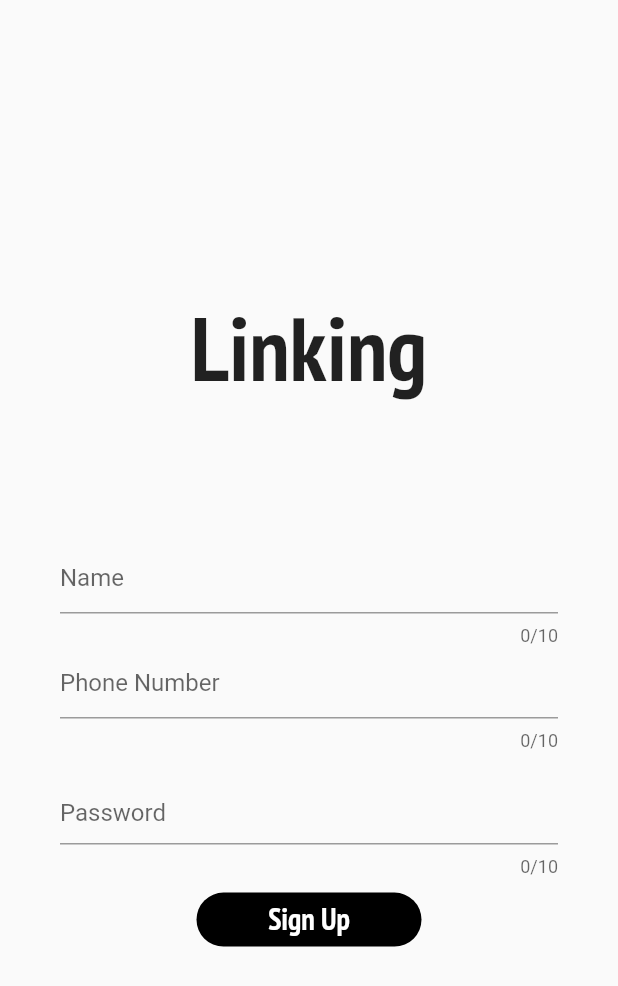
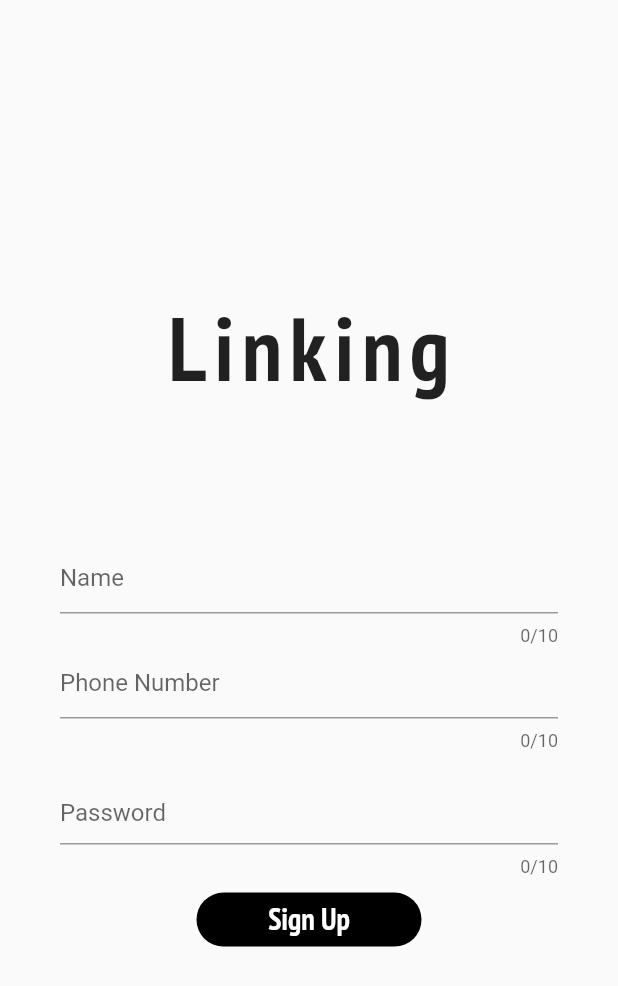
Before and after one commit to hamzazaouya/Linking, a Flutter app: the screen it shows after launch, on a phone screen of 412 x 824 dp. Shown: the top 986 px of the screen. Run offline on Flutter 3.47's test engine with Material 2 defaults, Android fonts, the light colour scheme and no system bars; statements that could not run were skipped.

Commit message:
secound push

```diff
--- a/lib/myapp.dart
+++ b/lib/myapp.dart
@@ -1,5 +1,7 @@
 import 'package:flutter/material.dart';
 import 'registration.dart';
+import 'userinterface.dart';
+import 'usrebooking.dart';
 
 class myApp extends StatefulWidget{
   @override
--- a/lib/registration.dart
+++ b/lib/registration.dart
@@ -6,14 +6,24 @@ class Registration extends StatefulWidget{
   State<Registration> createState() => _RegistrationState();
 }
 
+enum MobileVerificationState {
+  SHOW_MOBILE_FORM_STATE,
+  SHOW_OTP_FORM_STATE,
+}
+
+// ignore: non_constant_identifier_names
 bool hide_password = true;
 
 class _RegistrationState extends State<Registration> {
-  @override
-  Widget build(BuildContext context) {
-    //Size size = MediaQuery.of(context).size;
-    return Scaffold(
-       body: Center(
+
+  final currentState = MobileVerificationState.SHOW_MOBILE_FORM_STATE;
+
+  final phoneController = TextEditingController();
+  final otpController = TextEditingController();
+
+  getMobileFormWidget(context){
+    return (
+      Center(
        child :
         SingleChildScrollView(
           child: Column(
@@ -24,7 +34,8 @@ class _RegistrationState extends State<Registration> {
                style:
                  TextStyle(
                   fontSize: 60,
-                  fontFamily: "Schyler"
+                  fontFamily: "Schyler",
+                  letterSpacing: 5
                 ),
               ),
               const SizedBox(height: 90),
@@ -42,9 +53,8 @@ class _RegistrationState extends State<Registration> {
                       style: TextStyle(color: Colors.black),
                       ),
                       TextFormField(
+                        controller: phoneController(),
                         maxLength: 10,
-                   //initialValue: "+212",
-                   // controller: TextEditingController(text: "+212 "),
                         keyboardType: TextInputType.phone,
                         decoration: const InputDecoration(
                           hintText: "Phone Number",
@@ -71,13 +81,13 @@ class _RegistrationState extends State<Registration> {
                     const SizedBox(height: 10),
                     InkWell(
                       child: Container(
-                        child: Text("Sign Up", style: TextStyle(
+                        child: const Text("Sign Up", style: TextStyle(
                           color: Colors.white,
                           fontFamily: "Schyler",
                           fontWeight: FontWeight.bold,
                           fontSize: 20
                         ),),
-                        padding: EdgeInsets.all(5),
+                        padding: const EdgeInsets.all(5),
                         width: 150,
                         alignment: Alignment.center,
                         decoration: BoxDecoration(
@@ -97,4 +107,17 @@ class _RegistrationState extends State<Registration> {
        )
       );
   }
+
+  getOtpFormWidget(context){}
+
+  @override
+  Widget build(BuildContext context) {
+    //Size size = MediaQuery.of(context).size;
+    return Scaffold(
+       body: Container(
+         child: currentState == MobileVerificationState.SHOW_MOBILE_FORM_STATE ?
+        getMobileFormWidget(context) :
+        getOtpFormWidget(context),
+       ));
   }
+}
--- a/pubspec.yaml
+++ b/pubspec.yaml
@@ -34,6 +34,8 @@ dependencies:
   # The following adds the Cupertino Icons font to your application.
   # Use with the CupertinoIcons class for iOS style icons.
   cupertino_icons: ^1.0.2
+  firebase_core: ^1.10.2
+  firebase_auth: ^3.3.0
 
 dev_dependencies:
   flutter_test:
```
Also changed, not shown: lib/userinterface.dart (added, +76 -0 lines), lib/usrebooking.dart (added, +81 -0 lines), lib/homepage.dart (deleted), pubspec.lock, 3 other files. Lines whose indentation alone changed are shown as unchanged.
